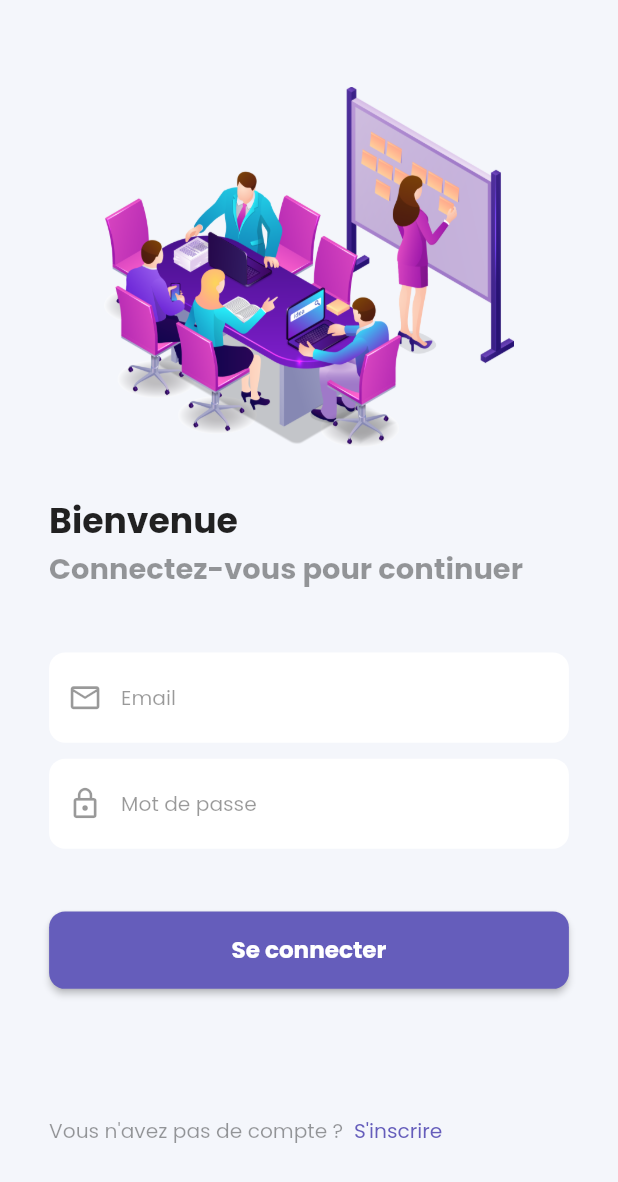
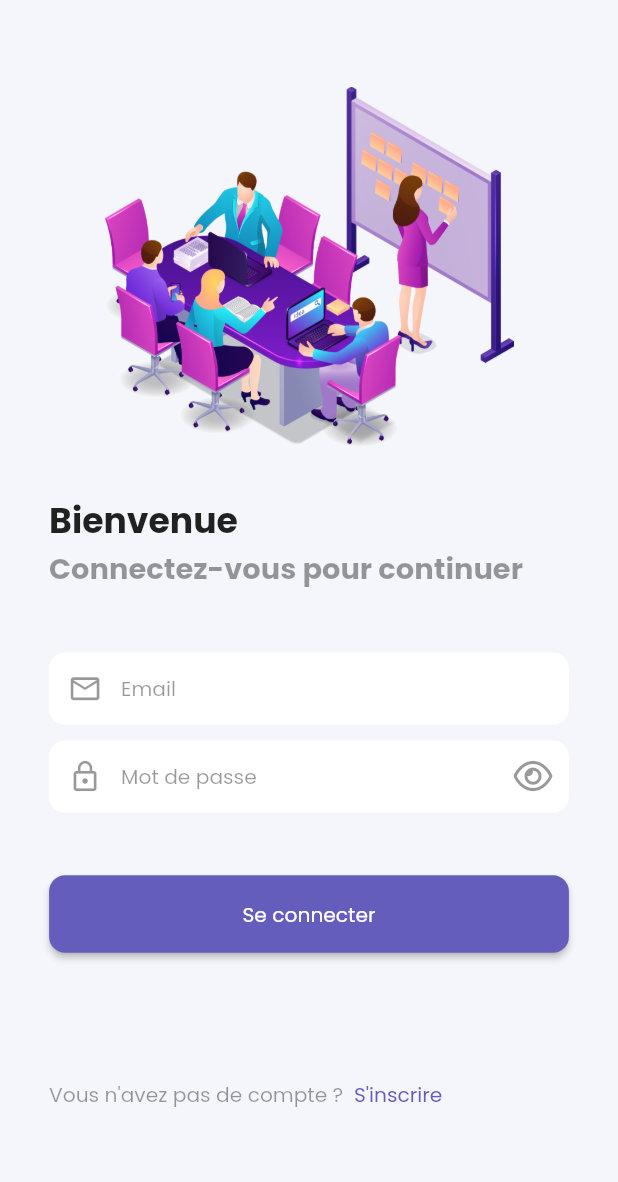
Before and after one commit to Poseidon1402/room_master, a Flutter app: the screen it shows after launch, on a phone screen of 412 x 824 dp. Shown: the top 1182 px of the screen. Run offline on Flutter 3.47's test engine with Material 2 defaults, Android fonts, the phone set to English and light mode, and no system bars; our stand-ins replace bloc, cloud_firestore, equatable, firebase_auth, firebase_core, flutter_bloc and 5 more; missing offline and left inert: time_range_picker; accounts and stored records are empty.

```diff
--- a/lib/core/presentation/bloc/auth/auth_bloc.dart
+++ b/lib/core/presentation/bloc/auth/auth_bloc.dart
@@ -14,8 +14,8 @@ class AuthBloc extends Bloc<AuthEvent, AuthState> {
     on<AuthEventLogin>(_mapLoginEventToState);
   }
 
-  Stream<AuthState> _mapLoginEventToState(
-      AuthEventLogin event, Emitter<AuthState> emit) async* {
+  void _mapLoginEventToState(
+      AuthEventLogin event, Emitter<AuthState> emit) async {
     emit(const AuthState.loading());
     try {
       UserCredential userCredential = await _auth.signInWithEmailAndPassword(
--- a/lib/core/presentation/components/app_text_form_field.dart
+++ b/lib/core/presentation/components/app_text_form_field.dart
@@ -5,7 +5,10 @@ class AppTextFormField extends StatelessWidget {
   final TextEditingController? controller;
   final String? hintText;
   final String suffixText;
+  final TextInputType? type;
+  final bool obscureText;
   final Widget? prefixIcon;
+  final Widget? suffixIcon;
   final bool showCursor;
   final bool readOnly;
   final Function()? onTap;
@@ -16,7 +19,10 @@ class AppTextFormField extends StatelessWidget {
     this.hintText,
     this.suffixText = '',
     this.prefixIcon,
+    this.suffixIcon,
     this.onTap,
+    this.type,
+    this.obscureText = false,
     this.showCursor = true,
     this.readOnly = false,
   });
@@ -27,9 +33,14 @@ class AppTextFormField extends StatelessWidget {
     return TextFormField(
       controller: controller,
       onTap: onTap,
+      obscureText: obscureText,
+      keyboardType: type,
       showCursor: showCursor,
       readOnly: readOnly,
       decoration: InputDecoration(
+        contentPadding: EdgeInsets.symmetric(
+          horizontal: 10.w,
+        ),
         hintText: hintText,
         hintStyle: Theme.of(context).textTheme.bodySmall?.copyWith(
           color: Colors.black.withOpacity(0.4),
@@ -43,6 +54,7 @@ class AppTextFormField extends StatelessWidget {
           borderSide: BorderSide.none,
           borderRadius: BorderRadius.circular(12.r),
         ),
+        suffixIcon: suffixIcon,
       ),
     );
   }
--- a/lib/features/auth/presentation/widgets/auth_body.dart
+++ b/lib/features/auth/presentation/widgets/auth_body.dart
@@ -2,9 +2,11 @@ import 'package:flutter/gestures.dart';
 import 'package:flutter/material.dart';
 import 'package:flutter_bloc/flutter_bloc.dart';
 import 'package:flutter_screenutil/flutter_screenutil.dart';
+import 'package:font_awesome_flutter/font_awesome_flutter.dart';
 import 'package:go_router/go_router.dart';
 import 'package:meeting_room/core/enums/load_status.dart';
 import 'package:meeting_room/core/presentation/components/app_text_form_field.dart';
+import 'package:flutter_spinkit/flutter_spinkit.dart';
 
 import '../../../../core/constants/app_color.dart';
 import '../../../../core/constants/route_path.dart';
@@ -20,6 +22,7 @@ class AuthBody extends StatefulWidget {
 
 class _AuthBodyState extends State<AuthBody> {
   late TextEditingController _emailController;
+  bool _isPasswordVisible = false;
   late TextEditingController _passwordController;
 
   @override
@@ -40,9 +43,10 @@ class _AuthBodyState extends State<AuthBody> {
   Widget build(BuildContext context) {
     return BlocListener<AuthBloc, AuthState>(
       listener: (context, state) {
-        if(state.status.isSuccess) {
+        if (state.status.isSuccess) {
+          Future.delayed(const Duration(milliseconds: 2000));
           context.go(RoutePath.roomList);
-        } else if(state.status.isError) {
+        } else if (state.status.isError) {
           ScaffoldMessenger.of(context).showSnackBar(
             SnackBar(
               content: Text(
@@ -67,7 +71,9 @@ class _AuthBodyState extends State<AuthBody> {
           ),
           child: ListView(
             children: [
-              SizedBox(height: 30.h,),
+              SizedBox(
+                height: 30.h,
+              ),
               Center(
                 child: Image.asset(
                   'assets/images/room.png',
@@ -75,7 +81,9 @@ class _AuthBodyState extends State<AuthBody> {
                   height: 270.h,
                 ),
               ),
-              SizedBox(height: 36.h,),
+              SizedBox(
+                height: 36.h,
+              ),
               RichText(
                 text: TextSpan(
                   children: <InlineSpan>[
@@ -93,7 +101,9 @@ class _AuthBodyState extends State<AuthBody> {
                   ],
                 ),
               ),
-              SizedBox(height: 46.h,),
+              SizedBox(
+                height: 46.h,
+              ),
               AppTextFormField(
                 controller: _emailController,
                 hintText: 'Email',
@@ -104,42 +114,73 @@ class _AuthBodyState extends State<AuthBody> {
                   color: Colors.black.withOpacity(0.4),
                 ),
               ),
-              SizedBox(height: 12.h,),
+              SizedBox(
+                height: 12.h,
+              ),
               AppTextFormField(
                 controller: _passwordController,
                 hintText: 'Mot de passe',
-                obscureText: true,
+                obscureText: _isPasswordVisible,
                 prefixIcon: Icon(
                   Icons.lock_outline,
                   size: 24.sp,
                   color: Colors.black.withOpacity(0.4),
                 ),
                 suffixIcon: InkWell(
-                  onTap: () {},
+                  onTap: () => setState(() => _isPasswordVisible = !_isPasswordVisible),
                   child: Icon(
-                    Icons.remove_red_eye_outlined,
+                    _isPasswordVisible
+                        ? FontAwesomeIcons.eyeSlash
+                        : FontAwesomeIcons.eye,
                     size: 24.sp,
                     color: Colors.black.withOpacity(0.4),
                   ),
                 ),
               ),
-              SizedBox(height: 47.h,),
-              AppElevatedButton(
+              SizedBox(
+                height: 47.h,
+              ),
+              BlocBuilder<AuthBloc, AuthState>(
+                builder: (context, state) => AppElevatedButton(
                     onPressed: () {
                       context.read<AuthBloc>().add(AuthEventLogin(
                             email: _emailController.text,
                             password: _passwordController.text,
                           ));
                     },
-                text: Text(
+                    buttonColor: state.status.isSuccess
+                        ? const Color.fromRGBO(3, 201, 169, 1)
+                        : AppColor.purple,
+                    text: Builder(
+                      builder: (context) {
+                        if (state.status.isLoading) {
+                          return SpinKitThreeBounce(
+                            color: Colors.white,
+                            size: 20.sp,
+                          );
+                        }
+
+                        if (state.status.isSuccess) {
+                          return Icon(
+                            Icons.check_circle_outline,
+                            color: Colors.white,
+                            size: 30.sp,
+                          );
+                        }
+
+                        return Text(
                           'Se connecter',
-                  style: Theme.of(context).textTheme.bodyLarge?.copyWith(
+                          style:
+                              Theme.of(context).textTheme.bodySmall?.copyWith(
                                     color: Colors.white,
-                    fontSize: Theme.of(context).textTheme.bodyLarge?.fontSize,
                                   ),
+                        );
+                      },
+                    )),
               ),
+              SizedBox(
+                height: 95.h,
               ),
-              SizedBox(height: 95.h,),
               RichText(
                 text: TextSpan(
                   children: [
```
Lines whose indentation alone changed are shown as unchanged.
